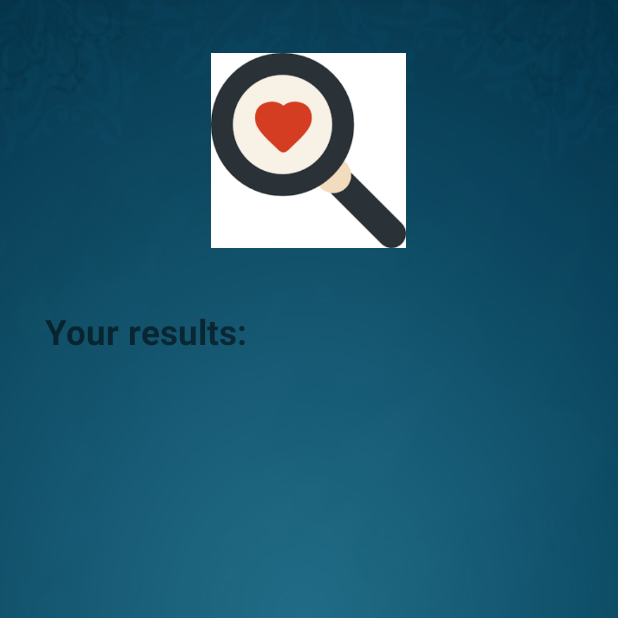
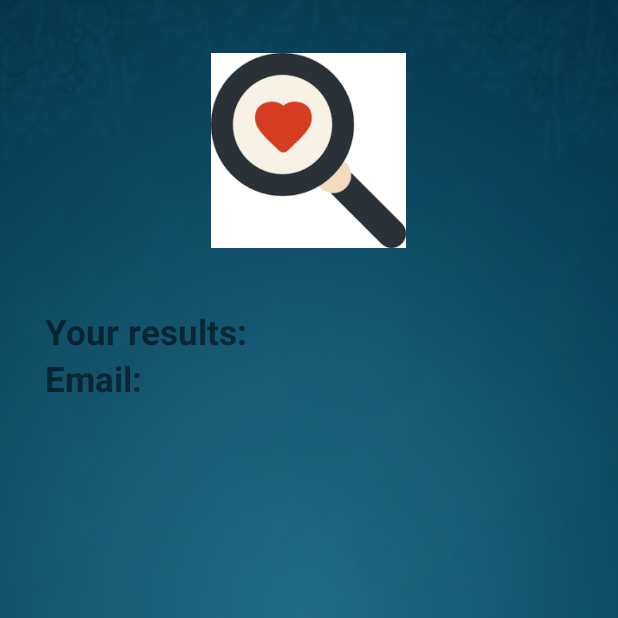
Before and after one commit to GeorgeMoucht/amaltheaApp, an Android app: the SearchResults screen opened directly, with no data from a screen before it, on a phone screen of 412 x 824 dp, the top half of it. Run offline under Robolectric (Android 15) with nearby library versions, the phone set to English and light mode, and no system bars; our stand-ins replace Firebase (no records; nobody signed in at launch, a user with empty details on screens opened directly).

Commit message:
Finally querry about capsule results work. I just need to modify it.

```diff
--- a/app/src/main/java/com/example/amaltheaapplication/Capsule_Results.java
+++ b/app/src/main/java/com/example/amaltheaapplication/Capsule_Results.java
@@ -36,5 +36,4 @@ public class Capsule_Results {
     public List<String> getResultsOfCapsule(){
         return resultsOfCapsule;
     }
-
 }
--- a/app/src/main/java/com/example/amaltheaapplication/SearchResults.java
+++ b/app/src/main/java/com/example/amaltheaapplication/SearchResults.java
@@ -5,25 +5,32 @@ import androidx.appcompat.app.AppCompatActivity;
 import android.os.Bundle;
 import android.widget.TextView;
 
+import com.google.android.gms.tasks.OnSuccessListener;
 import com.google.firebase.auth.FirebaseAuth;
 import com.google.firebase.auth.FirebaseUser;
 import com.google.firebase.firestore.FirebaseFirestore;
+import com.google.firebase.firestore.QueryDocumentSnapshot;
+import com.google.firebase.firestore.QuerySnapshot;
+
+import java.util.Arrays;
+import java.util.List;
 
 public class SearchResults extends AppCompatActivity {
 
+
     FirebaseFirestore db;
     FirebaseAuth fAuth;
+    TextView mMessageWindow;
+
 
     @Override
     protected void onCreate(Bundle savedInstanceState) {
         super.onCreate(savedInstanceState);
         setContentView(R.layout.activity_search_results);
 
-        TextView mTitleWindow = (TextView) findViewById(R.id.titleWindow);
-        TextView mMessageWindow = (TextView) findViewById(R.id.messageWindow);
 
+        mMessageWindow = findViewById(R.id.tvEmailp);
 
-        fetchCapsuleData(mMessageWindow);
         //Test for ScrollView.
         /*
         StringBuilder stringBuilder = new StringBuilder();
@@ -37,22 +44,37 @@ public class SearchResults extends AppCompatActivity {
         */
 
 
-    }
-    public void fetchCapsuleData(TextView MessageWindow){
-        FirebaseUser user = FirebaseAuth.getInstance().getCurrentUser();
-        String userID;
+
+        db = FirebaseFirestore.getInstance();
+        //Append TextViews with logged in user data.
+        fetchdataC();
 
 
-        if( user != null) {
+    }
+
+
+
+    //This is the function that Query Select Profile data of logged in user.    ~ yt: Firestore Query | Firestore LIKE query | MD-Jamal~
+    public void fetchdataC() {
+
+        FirebaseUser user = FirebaseAuth.getInstance().getCurrentUser();
+        if(user != null) {
             String ma = user.getEmail();
         }
 
-        //Initialize user ID from Auth
-        userID = fAuth.getCurrentUser().getUid();
-        db = FirebaseFirestore.getInstance();
+        db.collection("results")
+                .whereEqualTo("email",user.getEmail())
+                .get()
+                .addOnSuccessListener(new OnSuccessListener<QuerySnapshot>() {
+                    @Override
+                    public void onSuccess(QuerySnapshot queryDocumentSnapshots) {
+                        for(QueryDocumentSnapshot document : queryDocumentSnapshots) {
+                            //Care! All fields must be exactly the same with db fields.
+                            //Otherwise Querry will not work.
 
-
-        db.collection("")
-
+                            mMessageWindow.append("  "+document.getString("capsuleID"));
+                        }
+                    }
+                });
     }
 }
--- a/app/src/main/res/layout/activity_search_results.xml
+++ b/app/src/main/res/layout/activity_search_results.xml
@@ -57,15 +57,35 @@
             android:text="" /> -->
 
     </LinearLayout>
-    <ScrollView
-        android:layout_width="match_parent"
-        android:layout_height="match_parent">
+
+
+    <LinearLayout
+        android:layout_width="wrap_content"
+        android:layout_height="wrap_content"
+        android:orientation="horizontal" >
 
         <TextView
-            android:layout_width="match_parent"
-            android:layout_height="match_parent"
-            android:id="@+id/messageWindow"/>
-    </ScrollView>
+            android:layout_width="wrap_content"
+            android:layout_height="wrap_content"
+            android:layout_weight="1"
+            android:layout_marginLeft="30dp"
+            android:textSize="23sp"
+            android:textStyle="bold"
+            android:ellipsize="end"
+            android:maxLines="1"
+            android:text="Email: " />
+
+        <TextView
+            android:id="@+id/tvEmailp"
+            android:layout_width="wrap_content"
+            android:layout_height="wrap_content"
+            android:layout_marginLeft="10dp"
+            android:layout_weight="0"
+            android:ellipsize="end"
+            android:maxLines="1"
+            android:text=""
+            android:textSize="23sp" />
+    </LinearLayout>
 
 
 </LinearLayout>
```
